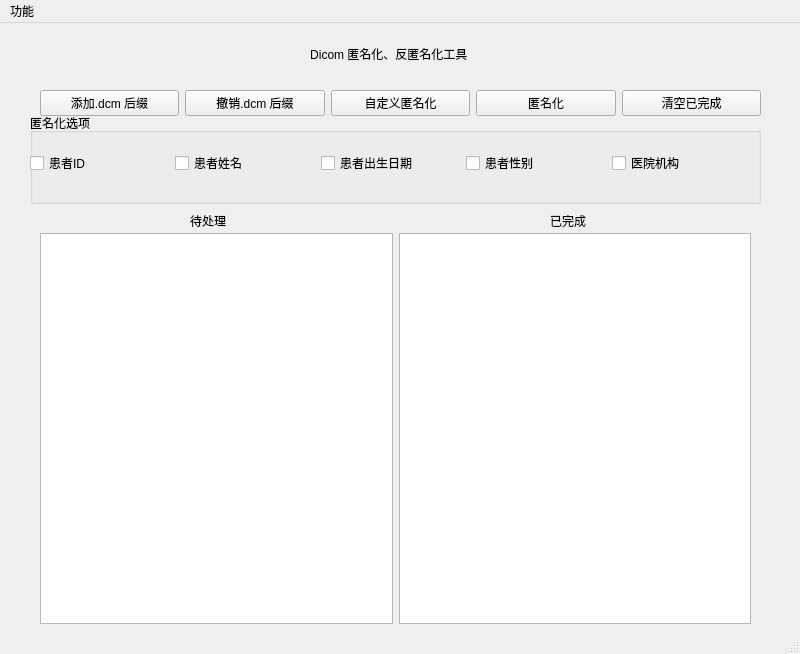
guoruibiao/dicomhelper, file DicomHelper.ui: the form before one commit.
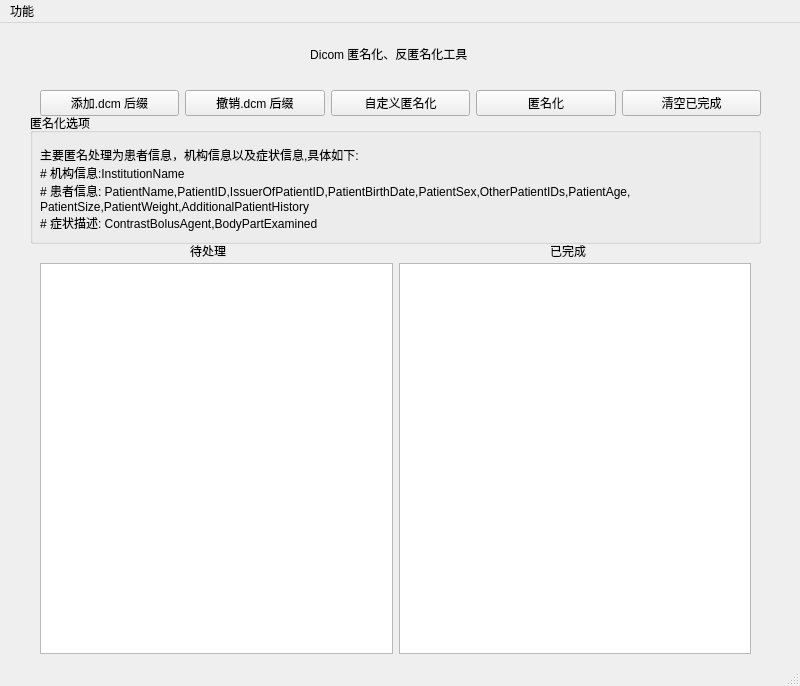
The form after the commit.

Diff of the .ui file:
```diff
--- a/DicomHelper.ui
+++ b/DicomHelper.ui
@@ -7,7 +7,7 @@
     <x>0</x>
     <y>0</y>
     <width>800</width>
-    <height>654</height>
+    <height>686</height>
    </rect>
   </property>
   <property name="windowTitle">
@@ -18,7 +18,7 @@
     <property name="geometry">
      <rect>
       <x>40</x>
-      <y>210</y>
+      <y>240</y>
       <width>711</width>
       <height>391</height>
      </rect>
@@ -142,7 +142,7 @@
     <property name="geometry">
      <rect>
       <x>190</x>
-      <y>190</y>
+      <y>220</y>
       <width>60</width>
       <height>16</height>
      </rect>
@@ -155,7 +155,7 @@
     <property name="geometry">
      <rect>
       <x>550</x>
-      <y>190</y>
+      <y>220</y>
       <width>60</width>
       <height>16</height>
      </rect>
@@ -195,58 +195,28 @@
       <x>30</x>
       <y>90</y>
       <width>731</width>
-      <height>91</height>
+      <height>131</height>
      </rect>
     </property>
     <property name="title">
      <string>匿名化选项</string>
     </property>
-    <widget class="QWidget" name="horizontalLayoutWidget_3">
+    <widget class="QLabel" name="label_4">
      <property name="geometry">
       <rect>
-       <x>0</x>
-       <y>20</y>
-       <width>721</width>
-       <height>61</height>
+       <x>10</x>
+       <y>30</y>
+       <width>711</width>
+       <height>91</height>
       </rect>
      </property>
-     <layout class="QHBoxLayout" name="horizontalLayout_4">
-      <item>
-       <widget class="QCheckBox" name="PatientID">
-        <property name="text">
-         <string>患者ID</string>
-        </property>
-       </widget>
-      </item>
-      <item>
-       <widget class="QCheckBox" name="PatientName">
-        <property name="text">
-         <string>患者姓名</string>
-        </property>
-       </widget>
-      </item>
-      <item>
-       <widget class="QCheckBox" name="PatientBirthDate">
-        <property name="text">
-         <string>患者出生日期</string>
-        </property>
-       </widget>
-      </item>
-      <item>
-       <widget class="QCheckBox" name="PatientSex">
-        <property name="text">
-         <string>患者性别</string>
-        </property>
-       </widget>
-      </item>
-      <item>
-       <widget class="QCheckBox" name="InstitutionName">
-        <property name="text">
-         <string>医院机构</string>
-        </property>
-       </widget>
-      </item>
-     </layout>
+     <property name="text">
+      <string>主要匿名处理为患者信息，机构信息以及症状信息,具体如下:
+# 机构信息:InstitutionName
+# 患者信息: PatientName,PatientID,IssuerOfPatientID,PatientBirthDate,PatientSex,OtherPatientIDs,PatientAge,
+PatientSize,PatientWeight,AdditionalPatientHistory
+# 症状描述: ContrastBolusAgent,BodyPartExamined</string>
+     </property>
     </widget>
    </widget>
   </widget>
```
